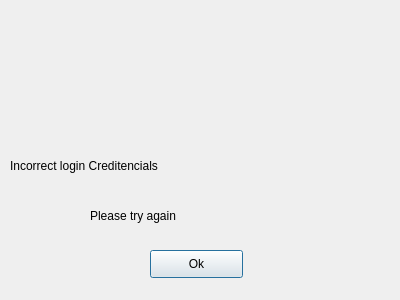
This is main/UI/error.ui in Demonim/Simargl-Study-Project as Qt 5 draws it before an edit. The edited form follows.
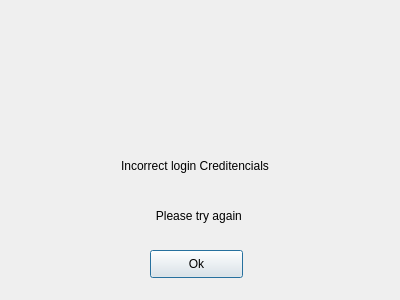
This is the edited form. Icons and pictures are not drawn.

What changed in the file:
```diff
--- a/main/UI/error.ui
+++ b/main/UI/error.ui
@@ -56,6 +56,9 @@
    <property name="text">
     <string>Incorrect login Creditencials</string>
    </property>
+   <property name="alignment">
+    <set>Qt::AlignmentFlag::AlignCenter</set>
+   </property>
   </widget>
   <widget class="QLabel" name="Error_2">
    <property name="geometry">
@@ -69,6 +72,9 @@
    <property name="text">
     <string>Please try again </string>
    </property>
+   <property name="alignment">
+    <set>Qt::AlignmentFlag::AlignCenter</set>
+   </property>
   </widget>
   <widget class="QPushButton" name="Error_Button">
    <property name="geometry">
```
